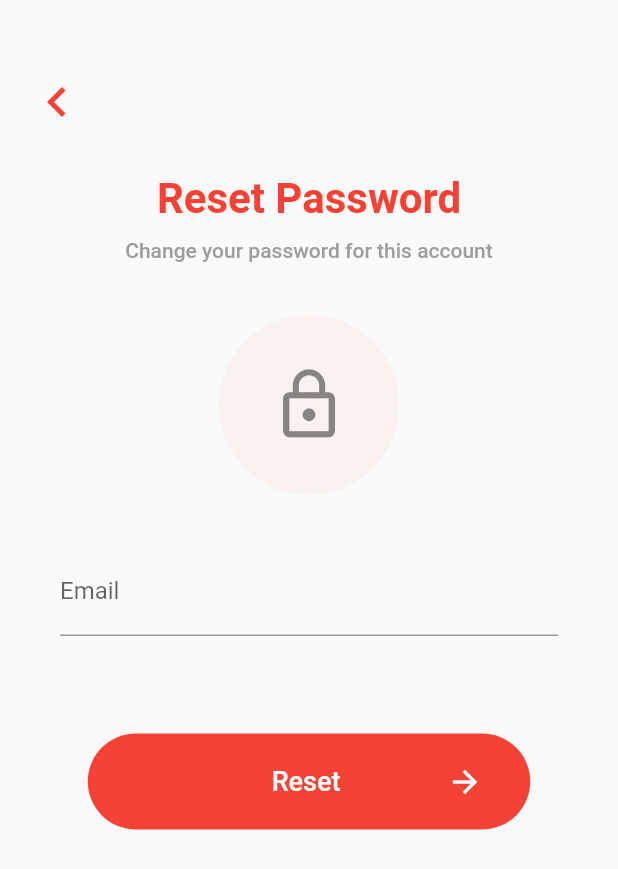
After one commit to ebbyferguson/david, a Flutter app: the ResetPassword screen opened directly, on a phone screen of 412 x 824 dp. The commit adds this screen. Shown: the top 869 px of the screen. Run offline on Flutter 3.47's test engine with Material 2 defaults, Android fonts, the phone set to English and light mode, and no system bars.

Commit message:
Reset screen done

```diff
--- a/lib/Account.dart
+++ b/lib/Account.dart
@@ -1,3 +1,4 @@
+import 'package:david/components/ResetPassword.dart';
 import 'package:flutter/material.dart';
 import 'components/CustomShapeClipper.dart';
 
@@ -9,6 +10,7 @@ class Account extends StatelessWidget {
         child: Container(
           height: MediaQuery.of(context).size.height,
           width: MediaQuery.of(context).size.width,
+          decoration: BoxDecoration(color: Colors.white30),
           child: Stack(
             children: <Widget>[
               ClipPath(
@@ -39,9 +41,17 @@ class Account extends StatelessWidget {
                           width: 16.0,
                         ),
                         Spacer(),
-                        Icon(
-                          Icons.settings,
-                          color: Colors.white,
+                        GestureDetector(
+                          onTap: (){
+                            Navigator.push(context,
+                                MaterialPageRoute(builder: (context) {
+                                  return ResetPassword();
+                                }));
+                          },
+                          child: Icon(
+                            Icons.settings,
+                            color: Colors.white,
+                          ),
                         )
                       ],
                     ),
--- /dev/null
+++ b/lib/components/ResetPassword.dart
@@ -0,0 +1,169 @@
+import 'package:david/main.dart';
+import 'package:flutter/material.dart';
+
+class ResetPassword extends StatefulWidget {
+  @override
+  _ResetPasswordState createState() => _ResetPasswordState();
+}
+
+class _ResetPasswordState extends State<ResetPassword> {
+  @override
+  Widget build(BuildContext context) {
+    return Scaffold(
+      body: Container(
+        child: SingleChildScrollView(
+          child: Column(
+            children: <Widget>[
+              SizedBox(
+                height: 40,
+              ),
+              Container(
+                margin: EdgeInsets.only(left: 10, right: 10),
+                child: Row(
+                  mainAxisAlignment: MainAxisAlignment.spaceBetween,
+                  crossAxisAlignment: CrossAxisAlignment.center,
+                  mainAxisSize: MainAxisSize.max,
+                  children: <Widget>[
+                    IconButton(
+                        icon: Icon(Icons.keyboard_arrow_left),
+                        color: Colors.red,
+                        tooltip: 'Go back',
+                        iconSize: 40.0,
+                        onPressed: () {
+                          Navigator.pop(context);
+                        }),
+                    /*IconButton(
+                        icon: Icon(Icons.close),
+                        color: Colors.black,
+                        tooltip: 'Cancel',
+                        iconSize: 25.0,
+                        onPressed: () {
+                      Navigator.pop(context);
+                        }),*/
+                  ],
+                ),
+              ),
+              SizedBox(
+                height: 20,
+              ),
+              Container(
+                child: Text(
+                  "Reset Password",
+                  style: TextStyle(
+                    decoration: TextDecoration.none,
+                    fontWeight: FontWeight.w700,
+                    fontSize: 28.0,
+                    color: Colors.red,
+                  ),
+                  textAlign: TextAlign.start,
+                ),
+              ),
+              SizedBox(
+                height: 10,
+              ),
+              Container(
+                child: Text(
+                  "Change your password for this account",
+                  style: TextStyle(
+                    decoration: TextDecoration.none,
+                    fontWeight: FontWeight.w500,
+                    fontSize: 14.0,
+                    color: Colors.grey,
+                  ),
+                  textAlign: TextAlign.start,
+                ),
+              ),
+              SizedBox(
+                height: 35,
+              ),
+              Center(
+                child:  Container(
+                  height: 120,
+                  width: 120,
+                  decoration: BoxDecoration(
+                    color: Colors.redAccent.withOpacity(0.05),
+                    borderRadius: BorderRadius.circular(100),
+                  ),
+                  child: Center(
+                      child: Icon(Icons.lock_outline,size: 52,color: Colors.black45,)
+                  ),
+                ),
+              ),
+              SizedBox(
+                height: 35,
+              ),
+              Container(
+                margin: EdgeInsets.only(left: 40, right: 40),
+                child: TextField(
+                  obscureText: false,
+                  style: TextStyle(
+                    fontSize: 16, ),
+                  decoration: InputDecoration(
+                      focusColor: Colors.red,
+                      fillColor: Colors.black,
+                      border: UnderlineInputBorder(),
+                      focusedBorder: new UnderlineInputBorder(
+                        borderSide:
+                        BorderSide(color: Colors.red),
+                      ),
+                      labelText: 'Email',
+                      hoverColor: Colors.red),
+                ),
+              ),
+              SizedBox(
+                height: 65,
+              ),
+              InkWell(
+                  onTap: () {
+                    print('Reset tapped');
+                    Navigator.push(context, MaterialPageRoute(builder: (context) {
+                      return MyApp();
+                    }));
+                  },
+                  child: Column(
+                    children: <Widget>[
+                      Container(
+                        padding: EdgeInsets.symmetric(horizontal: 15),
+                        margin: EdgeInsets.symmetric(vertical: 0),
+                        width: 295.0,
+                        height: 64.0,
+                        decoration: new BoxDecoration(
+                          color: Colors.red,
+                          borderRadius: new BorderRadius.circular(50.0),
+                        ),
+                        child: Row(
+                          mainAxisAlignment: MainAxisAlignment.spaceAround,
+                          children: <Widget>[
+                            SizedBox(
+                              width: 20,
+                            ),
+                            SizedBox(
+                              width: 5,
+                            ),
+                            Text(
+                              "Reset",
+                              style: new TextStyle(
+                                  fontSize: 18.0,
+                                  color: Colors.white,
+                                  fontWeight: FontWeight.w500),
+                              textAlign: TextAlign.end,
+                            ),
+                            SizedBox(
+                              width: 5,
+                            ),
+                            Icon(
+                              Icons.arrow_forward,
+                              color: Colors.white,
+                            )
+                          ],
+                        ),
+                      ),
+                    ],
+                  ))
+            ],
+          ),
+        ),
+      ),
+    );
+  }
+}
--- a/pubspec.yaml
+++ b/pubspec.yaml
@@ -41,9 +41,8 @@ flutter:
   uses-material-design: true
 
   # To add assets to your application, add an assets section, like this:
-  # assets:
-  #  - images/a_dot_burr.jpeg
-  #  - images/a_dot_ham.jpeg
+  assets:
+    - images/resetpassword.png
 
   # An image asset can refer to one or more resolution-specific "variants", see
   # https://flutter.dev/assets-and-images/#resolution-aware.
```
Also changed, not shown: images/resetpassword.png (added).
